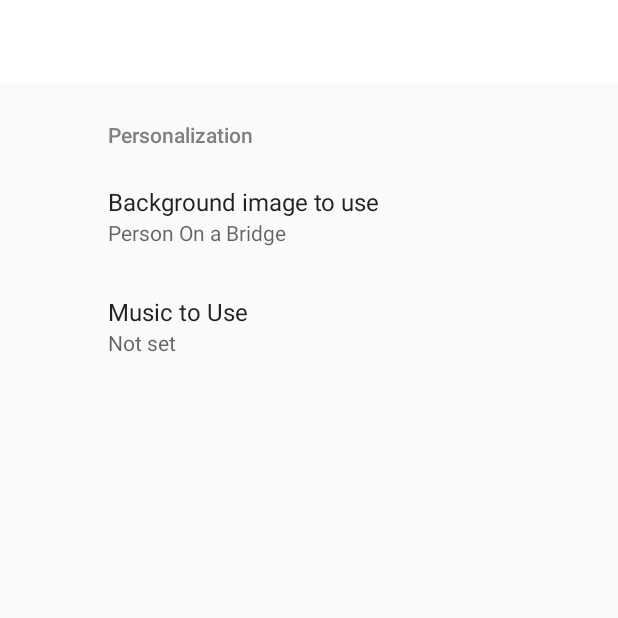
After one commit to pjain062700/Whisp_kt, an Android app: the SettingsActivity screen opened directly, with no data from a screen before it, on a phone screen of 412 x 824 dp, the top half of it. The commit adds this screen. Run offline under Robolectric (Android 15) with nearby library versions, the phone set to English and light mode, and no system bars; our stand-ins replace androidx.preference, navigation-ui.

Commit message:
added settings page + heirarchy started connecting bg changes in settings with Main added more drawables
Signed-off-by: Palak JAin <palakj1@uci.edu>

```diff
--- a/app/build.gradle
+++ b/app/build.gradle
@@ -45,6 +45,7 @@ dependencies {
     implementation 'androidx.navigation:navigation-fragment-ktx:2.2.2'
     implementation 'androidx.navigation:navigation-ui-ktx:2.2.2'
     implementation 'androidx.preference:preference:1.1.0'
+    implementation 'androidx.legacy:legacy-support-v4:1.0.0'
     testImplementation 'junit:junit:4.12'
     androidTestImplementation 'androidx.test.ext:junit:1.1.1'
     androidTestImplementation 'androidx.test.espresso:espresso-core:3.2.0'
--- a/app/src/main/AndroidManifest.xml
+++ b/app/src/main/AndroidManifest.xml
@@ -9,7 +9,10 @@
         android:roundIcon="@mipmap/ic_launcher_round"
         android:supportsRtl="true"
         android:theme="@style/AppTheme">
-        <activity android:name=".DisplayCallActivity"></activity>
+        <activity
+            android:name=".SettingsActivity"
+            android:label="@string/title_activity_settings"></activity>
+        <activity android:name=".DisplayCallActivity" />
         <activity
             android:name=".MainActivity"
             android:label="@string/app_name">
--- /dev/null
+++ b/app/src/main/java/com/sum20/whisp/SettingsActivity.kt
@@ -0,0 +1,28 @@
+package com.sum20.whisp
+
+import android.os.Bundle
+import androidx.appcompat.app.AppCompatActivity
+import androidx.navigation.ui.setupActionBarWithNavController
+import androidx.navigation.ui.setupWithNavController
+import androidx.preference.PreferenceFragmentCompat
+
+class SettingsActivity : AppCompatActivity() {
+
+    override fun onCreate(savedInstanceState: Bundle?) {
+        super.onCreate(savedInstanceState)
+        setContentView(R.layout.settings_activity)
+        supportFragmentManager
+            .beginTransaction()
+            .replace(R.id.settings, SettingsFragment())
+            .commit()
+        supportActionBar?.setDisplayHomeAsUpEnabled(true)
+//        setupActionBarWithNavController(navController, appBarConfiguration)
+//        navView.setupWithNavController(navController)
+    }
+
+    class SettingsFragment : PreferenceFragmentCompat() {
+        override fun onCreatePreferences(savedInstanceState: Bundle?, rootKey: String?) {
+            setPreferencesFromResource(R.xml.root_preferences, rootKey)
+        }
+    }
+}
--- /dev/null
+++ b/app/src/main/res/layout/settings_activity.xml
@@ -0,0 +1,9 @@
+<LinearLayout xmlns:android="http://schemas.android.com/apk/res/android"
+    android:layout_width="match_parent"
+    android:layout_height="match_parent">
+
+    <FrameLayout
+        android:id="@+id/settings"
+        android:layout_width="match_parent"
+        android:layout_height="match_parent" />
+</LinearLayout>
--- a/app/src/main/res/values/strings.xml
+++ b/app/src/main/res/values/strings.xml
@@ -19,12 +19,15 @@
     <string name="_hash">#</string>
     <string name="call_button_transition">Call Button Transition</string>
     <!-- Preference Titles -->
-    <string name="messages_header">Messages</string>
-    <string name="sync_header">Sync</string>
+    <string name="personalization_header">Personalization</string>
+    <string name="credits_header">Credits</string>
 
-    <!-- Messages Preferences -->
-    <string name="signature_title">Your signature</string>
-    <string name="reply_title">Default reply action</string>
+    <!-- Personalization Preferences -->
+    <string name="background_image">Background image to use</string>
+    <string name="current_image">Person On a Bridge</string>
+
+    <!-- Personalization Preferences -->
+    <string name="music_file">Music to Use</string>
 
     <!-- Sync Preferences -->
     <string name="sync_title">Sync email periodically</string>
@@ -32,4 +35,14 @@
     <string name="attachment_summary_on">Automatically download attachments for incoming emails
     </string>
     <string name="attachment_summary_off">Only download attachments when manually requested</string>
+    <!-- Preference Titles -->
+    <string name="messages_header">Messages</string>
+    <string name="sync_header">Sync</string>
+
+    <!-- Messages Preferences -->
+    <string name="signature_title">Your signature</string>
+    <string name="reply_title">Default reply action</string>
+    <string name="title_activity_settings">SettingsActivity</string>
+    <!-- TODO: Remove or change this placeholder text -->
+    <string name="hello_blank_fragment">Hello blank fragment</string>
 </resources>
--- a/app/src/main/res/xml/root_preferences.xml
+++ b/app/src/main/res/xml/root_preferences.xml
@@ -1,36 +1,23 @@
 <PreferenceScreen xmlns:android="http://schemas.android.com/apk/res/android"
     xmlns:app="http://schemas.android.com/apk/res-auto">
 
-    <PreferenceCategory app:title="@string/messages_header">
+    <PreferenceCategory app:title="@string/personalization_header">
 
-        <EditTextPreference
-            app:key="signature"
-            app:title="@string/signature_title"
-            app:useSimpleSummaryProvider="true" />
+        <Preference
+            android:summary="@string/current_image"
+            app:fragment="com.sum20.whisp.ui.BackgroundFragment"
+            app:dialogMessage="@string/current_image"
+            app:key="background_images"
+            app:title="@string/background_image"
+            app:useSimpleSummaryProvider="false" />
 
         <ListPreference
             app:defaultValue="reply"
-            app:entries="@array/reply_entries"
-            app:entryValues="@array/reply_values"
-            app:key="reply"
-            app:title="@string/reply_title"
+            app:key="app_music"
+            app:title="@string/music_file"
             app:useSimpleSummaryProvider="true" />
-
-    </PreferenceCategory>
-
-    <PreferenceCategory app:title="@string/sync_header">
-
-        <SwitchPreferenceCompat
-            app:key="sync"
-            app:title="@string/sync_title" />
-
-        <SwitchPreferenceCompat
-            android:theme="@style/AppTheme"
-            app:dependency="sync"
-            app:key="attachment"
-            app:summaryOff="@string/attachment_summary_off"
-            app:summaryOn="@string/attachment_summary_on"
-            app:title="@string/attachment_title" />
+        <!--app:entries="@array/reply_entries"
+            app:entryValues="@array/reply_values"-->
 
     </PreferenceCategory>
 
```
Also changed, not shown: app/src/main/java/com/sum20/whisp/MainActivity.kt (+26 -10 lines), app/src/main/java/com/sum20/whisp/ui/BackgroundFragment.kt (added, +60 -0 lines), app/src/main/java/com/sum20/whisp/ui/SettingsFragment.kt (deleted, +0 -12 lines), app/src/main/java/com/sum20/whisp/ui/home/HomeFragment.kt (+15 -0 lines), app/src/main/res/layout/fragment_background.xml (added, +20 -0 lines), app/src/main/res/layout/fragment_home.xml (+14 -1 lines), app/src/main/res/drawable-xxxhdpi/warm_forest_path.jpg (added), 1 other file.
